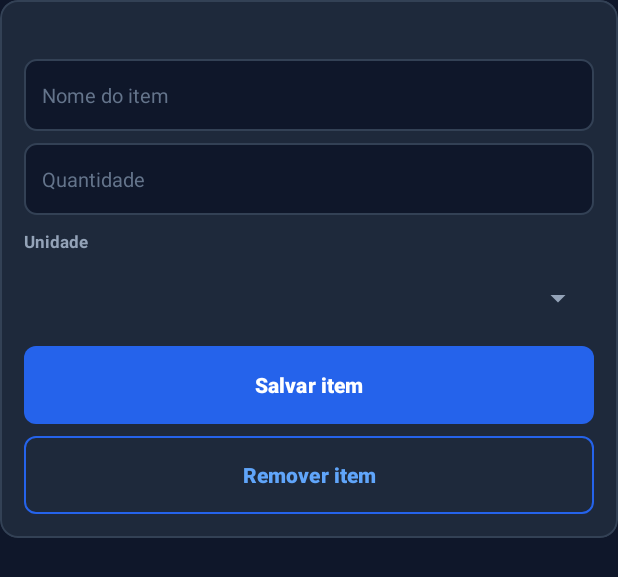
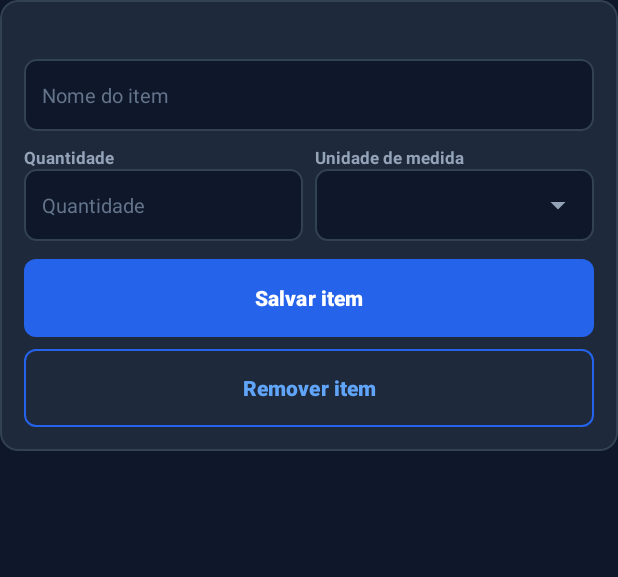
Before and after one commit to Huan-Claudio/Link-Health, an Android app: the layout item_shopping_editor.xml on its own in the app's theme, with its tools: preview values and no code run, on a phone screen of 412 x 824 dp. Shown: the top 577 px of the screen. Run offline under Robolectric (Android 15) with nearby library versions, the phone set to English and light mode, and no system bars.

Commit message:
Ajuste visualizacao de quantidade/unidade de medida do card na tela "Lista de Compras"

```diff
--- a/App/app/src/main/res/layout/item_shopping_editor.xml
+++ b/App/app/src/main/res/layout/item_shopping_editor.xml
@@ -1,26 +1,123 @@
 <?xml version="1.0" encoding="utf-8"?>
+<!-- Item editável da lista de compras: nome, quantidade e unidade de medida lado a lado,
+     e os botões "Salvar item" e "Remover item". -->
 <com.google.android.material.card.MaterialCardView xmlns:android="http://schemas.android.com/apk/res/android"
-    style="@style/LH.CardView" android:layout_width="match_parent" android:layout_height="wrap_content"
+    xmlns:app="http://schemas.android.com/apk/res-auto"
+    style="@style/LH.CardView"
+    android:layout_width="match_parent"
+    android:layout_height="wrap_content"
     android:layout_marginBottom="16dp">
-    <LinearLayout android:layout_width="match_parent" android:layout_height="wrap_content"
-        android:orientation="vertical" android:padding="16dp">
-        <TextView android:id="@+id/tvShoppingStatus" style="@style/LH.Text.Caption"
-            android:layout_width="match_parent" android:layout_height="wrap_content" />
-        <EditText android:id="@+id/etShoppingName" style="@style/LH.Input"
-            android:layout_marginTop="8dp" android:hint="Nome do item" android:maxLength="120"
-            android:importantForAutofill="no" android:inputType="textCapSentences" />
-        <EditText android:id="@+id/etShoppingQuantity" style="@style/LH.Input"
-            android:layout_marginTop="8dp" android:hint="Quantidade" android:maxLength="13"
-            android:importantForAutofill="no" android:inputType="numberDecimal" />
-        <TextView style="@style/LH.Text.Label" android:layout_width="match_parent"
-            android:layout_height="wrap_content" android:text="Unidade" />
-        <Spinner android:id="@+id/spShoppingUnit" android:layout_width="match_parent"
-            android:layout_height="48dp" android:contentDescription="Unidade de medida" />
-        <com.google.android.material.button.MaterialButton android:id="@+id/btnShoppingSave"
-            style="@style/LH.Button" android:layout_width="match_parent" android:layout_marginTop="8dp"
-            android:text="Salvar item" />
-        <com.google.android.material.button.MaterialButton android:id="@+id/btnShoppingDelete"
-            style="@style/LH.Button.Outlined" android:layout_width="match_parent" android:layout_marginTop="8dp"
-            android:text="Remover item" />
-    </LinearLayout>
+
+    <androidx.constraintlayout.widget.ConstraintLayout
+        android:layout_width="match_parent"
+        android:layout_height="wrap_content"
+        android:padding="16dp">
+
+        <TextView
+            android:id="@+id/tvShoppingStatus"
+            style="@style/LH.Text.Caption"
+            android:layout_width="0dp"
+            android:layout_height="wrap_content"
+            app:layout_constraintEnd_toEndOf="parent"
+            app:layout_constraintStart_toStartOf="parent"
+            app:layout_constraintTop_toTopOf="parent" />
+
+        <EditText
+            android:id="@+id/etShoppingName"
+            style="@style/LH.Input"
+            android:layout_width="0dp"
+            android:layout_marginTop="8dp"
+            android:hint="Nome do item"
+            android:importantForAutofill="no"
+            android:inputType="textCapSentences"
+            android:maxLength="120"
+            app:layout_constraintEnd_toEndOf="parent"
+            app:layout_constraintStart_toStartOf="parent"
+            app:layout_constraintTop_toBottomOf="@id/tvShoppingStatus" />
+
+        <!-- Quantidade e unidade de medida na mesma linha (metade da largura cada) -->
+        <androidx.constraintlayout.widget.Guideline
+            android:id="@+id/guiaMeio"
+            android:layout_width="wrap_content"
+            android:layout_height="wrap_content"
+            android:orientation="vertical"
+            app:layout_constraintGuide_percent="0.5" />
+
+        <TextView
+            android:id="@+id/tvLabelQuantidade"
+            style="@style/LH.Text.Label"
+            android:layout_width="0dp"
+            android:layout_height="wrap_content"
+            android:layout_marginEnd="4dp"
+            android:text="Quantidade"
+            app:layout_constraintEnd_toStartOf="@id/guiaMeio"
+            app:layout_constraintStart_toStartOf="parent"
+            app:layout_constraintTop_toBottomOf="@id/etShoppingName" />
+
+        <TextView
+            android:id="@+id/tvLabelUnidade"
+            style="@style/LH.Text.Label"
+            android:layout_width="0dp"
+            android:layout_height="wrap_content"
+            android:layout_marginStart="4dp"
+            android:text="Unidade de medida"
+            app:layout_constraintEnd_toEndOf="parent"
+            app:layout_constraintStart_toEndOf="@id/guiaMeio"
+            app:layout_constraintTop_toBottomOf="@id/etShoppingName" />
+
+        <EditText
+            android:id="@+id/etShoppingQuantity"
+            style="@style/LH.Input"
+            android:layout_width="0dp"
+            android:layout_marginEnd="4dp"
+            android:hint="Quantidade"
+            android:importantForAutofill="no"
+            android:inputType="numberDecimal"
+            android:maxLength="13"
+            app:layout_constraintEnd_toStartOf="@id/guiaMeio"
+            app:layout_constraintStart_toStartOf="parent"
+            app:layout_constraintTop_toBottomOf="@id/tvLabelQuantidade" />
+
+        <!-- Fundo de campo atrás do Spinner, para ficar com a mesma aparência do campo de quantidade -->
+        <View
+            android:id="@+id/fundoUnidade"
+            android:layout_width="0dp"
+            android:layout_height="0dp"
+            android:background="@drawable/bg_input"
+            app:layout_constraintBottom_toBottomOf="@id/etShoppingQuantity"
+            app:layout_constraintEnd_toEndOf="@id/spShoppingUnit"
+            app:layout_constraintStart_toStartOf="@id/spShoppingUnit"
+            app:layout_constraintTop_toTopOf="@id/etShoppingQuantity" />
+
+        <Spinner
+            android:id="@+id/spShoppingUnit"
+            android:layout_width="0dp"
+            android:layout_height="0dp"
+            android:layout_marginStart="4dp"
+            android:contentDescription="Unidade de medida"
+            app:layout_constraintBottom_toBottomOf="@id/etShoppingQuantity"
+            app:layout_constraintEnd_toEndOf="parent"
+            app:layout_constraintStart_toEndOf="@id/guiaMeio"
+            app:layout_constraintTop_toTopOf="@id/etShoppingQuantity" />
+
+        <com.google.android.material.button.MaterialButton
+            android:id="@+id/btnShoppingSave"
+            style="@style/LH.Button"
+            android:layout_width="0dp"
+            android:layout_marginTop="12dp"
+            android:text="Salvar item"
+            app:layout_constraintEnd_toEndOf="parent"
+            app:layout_constraintStart_toStartOf="parent"
+            app:layout_constraintTop_toBottomOf="@id/etShoppingQuantity" />
+
+        <com.google.android.material.button.MaterialButton
+            android:id="@+id/btnShoppingDelete"
+            style="@style/LH.Button.Outlined"
+            android:layout_width="0dp"
+            android:layout_marginTop="8dp"
+            android:text="Remover item"
+            app:layout_constraintEnd_toEndOf="parent"
+            app:layout_constraintStart_toStartOf="parent"
+            app:layout_constraintTop_toBottomOf="@id/btnShoppingSave" />
+    </androidx.constraintlayout.widget.ConstraintLayout>
 </com.google.android.material.card.MaterialCardView>
```
